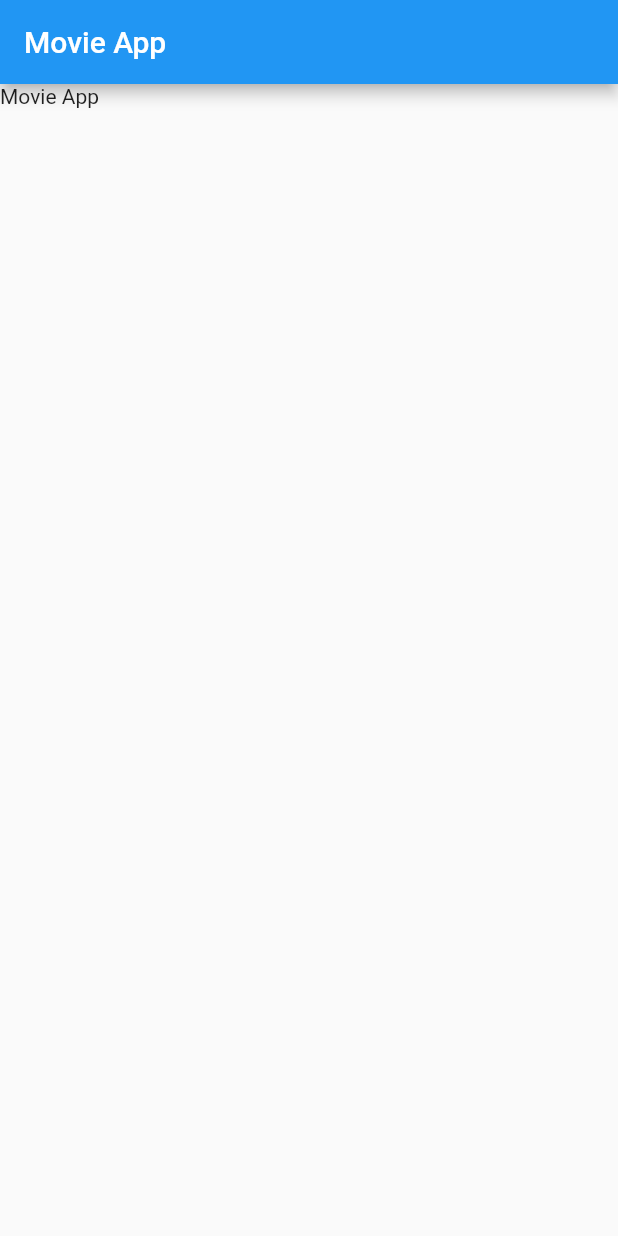
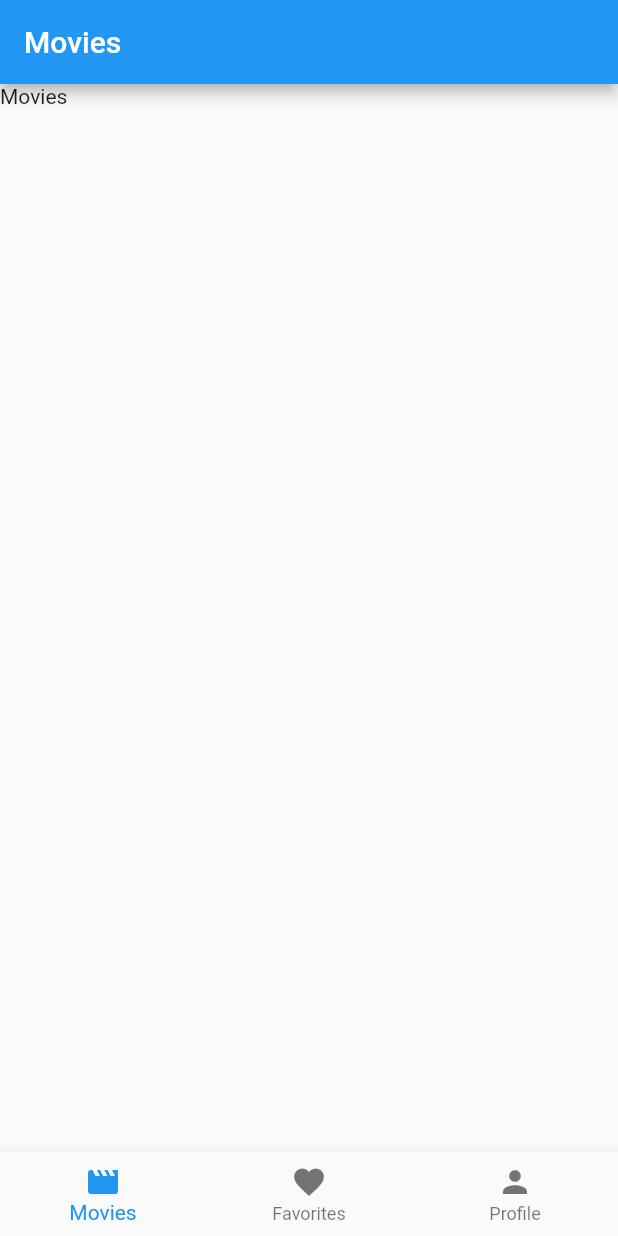
Before and after one commit to Sigaeasu/movie-app, a Flutter app: the screen it shows after launch, on a phone screen of 412 x 824 dp. Run offline on Flutter 3.47's test engine with Material 2 defaults, Android fonts, the phone set to English and light mode, and no system bars.

Commit message:
create 3 base menu

```diff
--- a/lib/screens/main/main.dart
+++ b/lib/screens/main/main.dart
@@ -1,4 +1,5 @@
 import 'package:flutter/material.dart';
+import 'package:movieapp/screens/screens.dart';
 
 class MainPage extends StatefulWidget {
   const MainPage({super.key});
@@ -10,13 +11,32 @@ class MainPage extends StatefulWidget {
 }
 
 class _MainPageState extends State<MainPage> {
+  int activeIndex = 0;
+
+  final pages = <Widget>[
+    MoviesPage(),
+    FavoritesPage(),
+    ProfilePage(),
+  ];
+
   @override
   Widget build(BuildContext context) {
     return Scaffold(
-      appBar: AppBar(
-        title: Text("Movie App"),
+      body: pages[activeIndex],
+      bottomNavigationBar: BottomNavigationBar(
+        currentIndex: activeIndex,
+        onTap: ((value) => {
+              setState(() {
+                activeIndex = value;
+              })
+            }),
+        items: const [
+          BottomNavigationBarItem(icon: Icon(Icons.movie), label: 'Movies'),
+          BottomNavigationBarItem(
+              icon: Icon(Icons.favorite), label: 'Favorites'),
+          BottomNavigationBarItem(icon: Icon(Icons.person), label: 'Profile'),
+        ],
       ),
-      body: Text('Movie App'),
     );
   }
 }
--- /dev/null
+++ b/lib/screens/movies/movies.dart
@@ -0,0 +1,24 @@
+import 'package:flutter/material.dart';
+
+class MoviesPage extends StatefulWidget {
+  const MoviesPage({super.key});
+
+  static const routeName = '/movies';
+
+  @override
+  State<MoviesPage> createState() => _MoviesPageState();
+}
+
+class _MoviesPageState extends State<MoviesPage> {
+  int activeIndex = 0;
+
+  @override
+  Widget build(BuildContext context) {
+    return Scaffold(
+      appBar: AppBar(
+        title: Text("Movies"),
+      ),
+      body: Text('Movies'),
+    );
+  }
+}
--- a/lib/screens/screens.dart
+++ b/lib/screens/screens.dart
@@ -1 +1,4 @@
 export 'main/main.dart';
+export 'movies/movies.dart';
+export 'favorites/favorites.dart';
+export 'profile/profile.dart';
```
Also changed, not shown: lib/screens/favorites/favorites.dart (added, +24 -0 lines), lib/screens/profile/profile.dart (added, +24 -0 lines).
